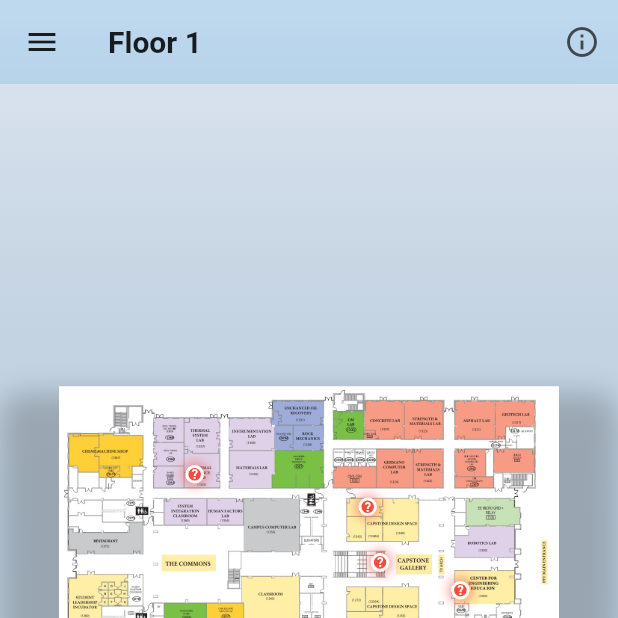
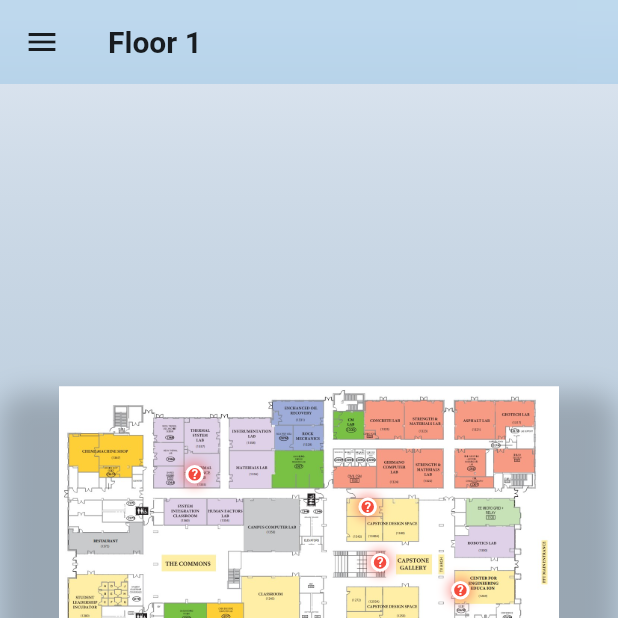
Before and after one commit to GrayBarrow/pft_scavenger_hunt, a Flutter app: the screen it shows after launch, on a phone screen of 412 x 824 dp, the top half of it. Run offline on Flutter 3.47's test engine with Material 3 defaults, Android fonts, the phone set to English and light mode, and no system bars; Roboto replaces fonts that are missing (Poppins).

Commit message:
fixed styling

```diff
--- a/lib/main.dart
+++ b/lib/main.dart
@@ -448,15 +448,15 @@ class _FloorPageState extends State<FloorPage> with SingleTickerProviderStateMix
             ),
           ),
         ),
-        actions: [
-          IconButton(
-            icon: const Icon(Icons.info_outline),
-            tooltip: 'Floor Info',
-            onPressed: () {
-              //_showFloorInfo();
-            },
-          ),
-        ],
+        // actions: [
+        //   IconButton(
+        //     icon: const Icon(Icons.info_outline),
+        //     tooltip: 'Floor Info',
+        //     onPressed: () {
+        //       //_showFloorInfo();
+        //     },
+        //   ),
+        // ],
       ),
       drawer: _buildStylishDrawer(),
       body: FadeTransition(
```
